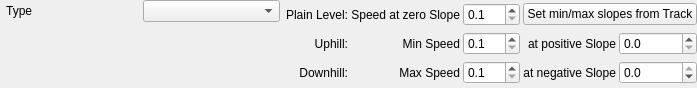
Old version of the form src/qmapshack/gis/trk/filter/IFilterSpeedCycle.ui in the repository Maproom/qmapshack.
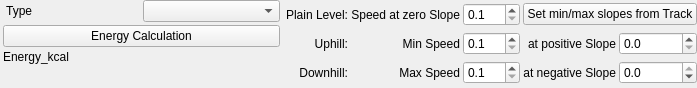
New version of the form.

The edit to the form file:
```diff
--- a/src/qmapshack/gis/trk/filter/IFilterSpeedCycle.ui
+++ b/src/qmapshack/gis/trk/filter/IFilterSpeedCycle.ui
@@ -68,6 +68,20 @@
          </item>
         </layout>
        </item>
+       <item>
+        <widget class="QPushButton" name="pushEnergy">
+         <property name="text">
+          <string>Energy Calculation</string>
+         </property>
+        </widget>
+       </item>
+       <item>
+        <widget class="QLabel" name="labelEnergy">
+         <property name="text">
+          <string>Energy_kcal</string>
+         </property>
+        </widget>
+       </item>
        <item>
         <spacer name="verticalSpacer_4">
          <property name="orientation">
```
